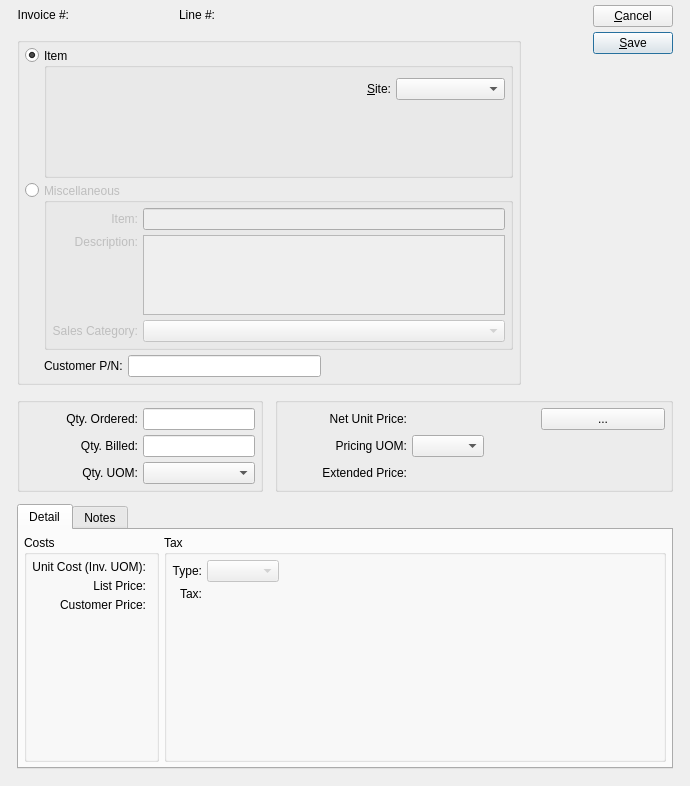
The window that xtuple/trunk/guiclient/invoiceItem.ui (WooodHead/xtuple) describes before a commit, drawn with Qt 5.
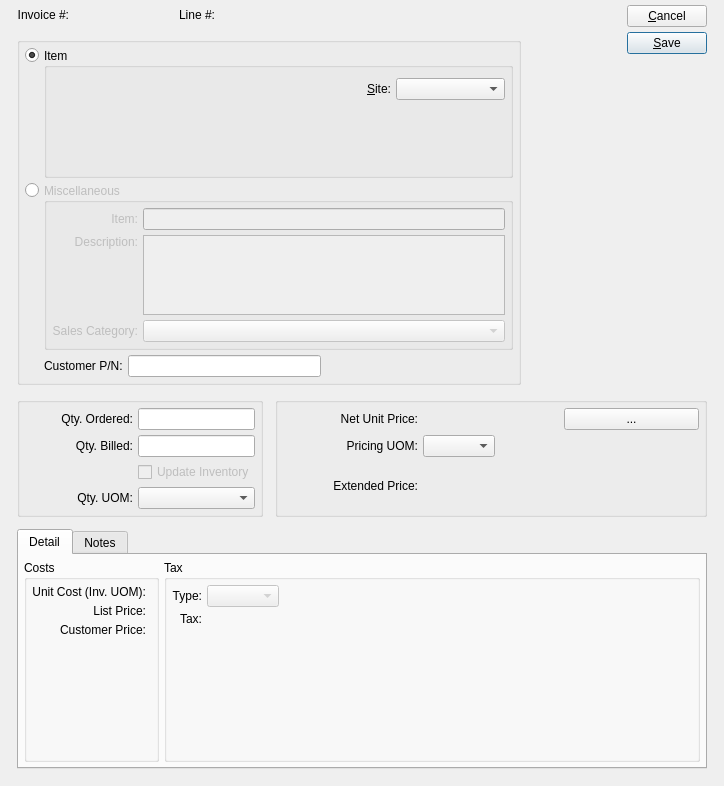
The same window after the commit. Custom widgets are drawn as their Qt base class.

Commit message: Issue #12155:update inventory feature

```diff
--- a/xtuple/trunk/guiclient/invoiceItem.ui
+++ b/xtuple/trunk/guiclient/invoiceItem.ui
@@ -13,7 +13,7 @@
    <rect>
     <x>0</x>
     <y>0</y>
-    <width>690</width>
+    <width>724</width>
     <height>786</height>
    </rect>
   </property>
@@ -499,7 +499,7 @@
           </property>
          </widget>
         </item>
-        <item row="2" column="0">
+        <item row="3" column="0">
          <widget class="QLabel" name="_qtyUOMLit">
           <property name="text">
            <string>Qty. UOM:</string>
@@ -512,9 +512,22 @@
           </property>
          </widget>
         </item>
-        <item row="2" column="1">
+        <item row="3" column="1">
          <widget class="XComboBox" name="_qtyUOM"/>
         </item>
+        <item row="2" column="1">
+         <widget class="QCheckBox" name="_updateInv">
+          <property name="enabled">
+           <bool>false</bool>
+          </property>
+          <property name="text">
+           <string>Update Inventory</string>
+          </property>
+          <property name="checked">
+           <bool>false</bool>
+          </property>
+         </widget>
+        </item>
        </layout>
       </widget>
      </item>
```
The commit also changes 16 other files.
